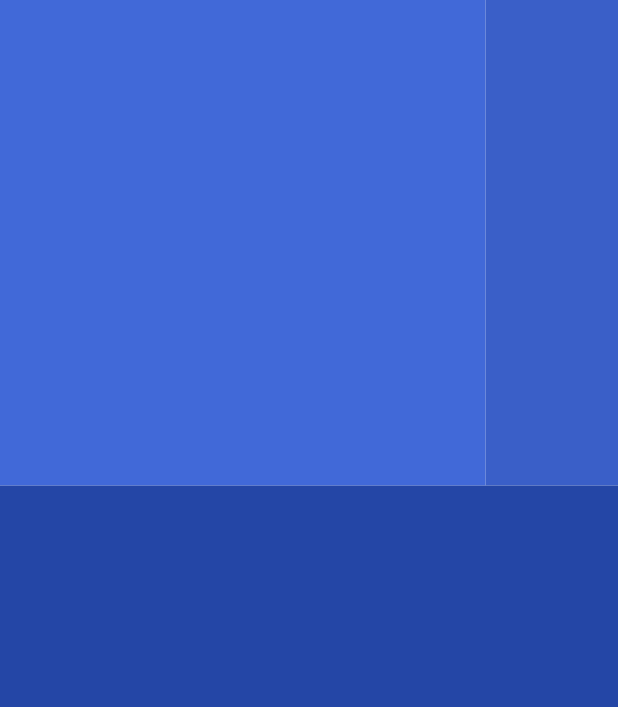
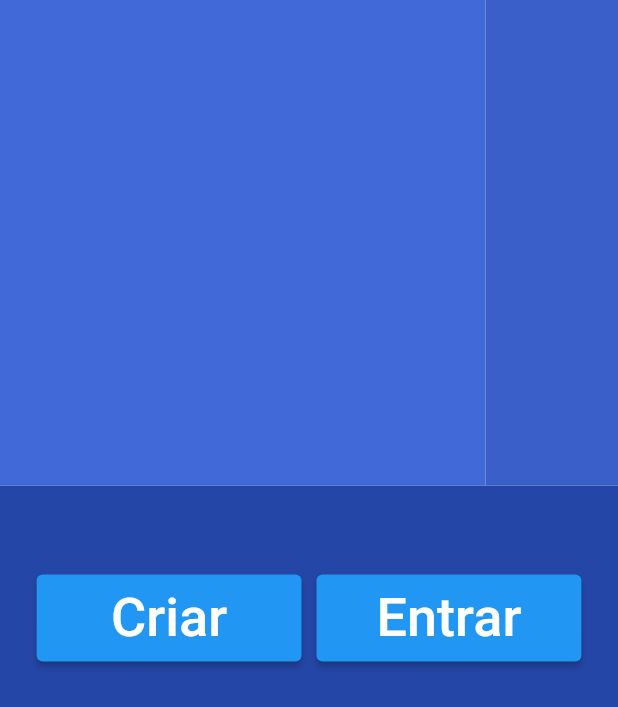
Before and after one commit to gattoguilherme/Flutter_Native_Channel, a Flutter app: the screen it shows after launch, on a phone screen of 412 x 824 dp. Shown: the top 707 px of the screen. Run offline on Flutter 3.47's test engine with Material 2 defaults, Android fonts, the phone set to English and light mode, and no system bars; our stand-ins replace flutter_screenutil.

Commit message:
feat: game screen

```diff
--- /dev/null
+++ b/platform_channel_game/lib/constants/styles.dart
@@ -0,0 +1,4 @@
+import 'package:flutter/material.dart';
+
+final textStyle36 = TextStyle(fontSize: 36, color: Colors.white);
+final textStyle75 = TextStyle(fontSize: 75, color: Colors.white);
--- /dev/null
+++ b/platform_channel_game/lib/models/creator.dart
@@ -0,0 +1,6 @@
+class Creator {
+  final bool creator;
+  final String nameGame;
+
+  Creator(this.creator, this.nameGame);
+}
--- a/platform_channel_game/lib/screens/game.dart
+++ b/platform_channel_game/lib/screens/game.dart
@@ -1,6 +1,9 @@
 import 'package:flutter/material.dart';
 import 'package:flutter_screenutil/flutter_screenutil.dart';
 import 'package:platform_channel_game/constants/colors.dart';
+import 'package:platform_channel_game/constants/styles.dart';
+
+import '../models/creator.dart';
 
 class GameWidget extends StatefulWidget {
   const GameWidget({Key? key}) : super(key: key);
@@ -10,6 +13,9 @@ class GameWidget extends StatefulWidget {
 }
 
 class _GameWidgetState extends State<GameWidget> {
+  Creator? creator;
+  bool myTurn = false;
+
   @override
   Widget build(BuildContext context) {
     ScreenUtil.init(context, designSize: const Size(700, 1400));
@@ -40,9 +46,40 @@ class _GameWidgetState extends State<GameWidget> {
                 color: colorDarkBlue,
               ),
             ],
+          ),
+          Container(
+            height: ScreenUtil().setHeight(1400),
+            child: Center(
+                child: Column(
+              mainAxisAlignment: MainAxisAlignment.center,
+              crossAxisAlignment: CrossAxisAlignment.center,
+              children: [
+                creator == null
+                    ? Row(mainAxisSize: MainAxisSize.min, children: [
+                        buildButton("Criar", true),
+                        SizedBox(width: 10),
+                        buildButton("Entrar", false)
+                      ])
+                    : InkWell(
+                        child: Text(
+                            myTurn ? "Faça sua jogada" : "Aguarde sua vez",
+                            style: textStyle36),
+                      )
+              ],
+            )),
           )
         ],
       ),
     ));
   }
+
+  Widget buildButton(String label, bool owner) => Container(
+        width: ScreenUtil().setWidth(300),
+        child: ElevatedButton(
+          child: Padding(
+              padding: const EdgeInsets.all(8),
+              child: Text(label, style: textStyle36)),
+          onPressed: () {},
+        ),
+      );
 }
```
